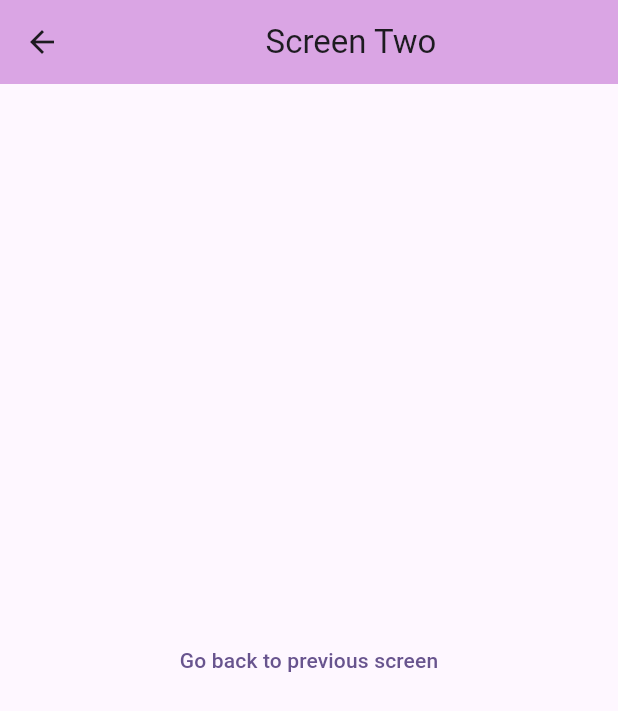
After one commit to saurabh0687/music_duniya, a Flutter app: the ScreenOne screen opened directly, after a tap on "Go to Screen two", on a phone screen of 412 x 824 dp. The commit adds this screen. Shown: the top 711 px of the screen. Run offline on Flutter 3.47's test engine with Material 2 defaults, Android fonts, the phone set to English and light mode, and no system bars; our stand-ins replace get.

Commit message:
Navigator in GetX

```diff
--- /dev/null
+++ b/lib/screenOne.dart
@@ -0,0 +1,36 @@
+import 'package:flutter/material.dart';
+import 'package:get/get.dart';
+import 'package:get/get_core/src/get_main.dart';
+import 'package:music_duniya/screen_two.dart';
+
+class ScreenOne extends StatefulWidget {
+  const ScreenOne({super.key,required this.name});
+  final String name;
+
+  @override
+  State<ScreenOne> createState() => _ScreenOneState();
+}
+
+class _ScreenOneState extends State<ScreenOne> {
+  @override
+  Widget build(BuildContext context) {
+    return Scaffold(
+      appBar: AppBar(
+   backgroundColor: const Color.fromARGB(255, 218, 165, 228),
+        title: Center(child: Text("Welcome "+ widget.name)),
+
+      ),
+      body: Column(
+        crossAxisAlignment: CrossAxisAlignment.center,
+        mainAxisAlignment: MainAxisAlignment.center,
+        children: [
+          Center(child: TextButton(child: Text("Go to Screen two"),onPressed: () {
+       // Navigator.pop(context);
+        // Get.back();
+        Get.to(ScreenTwo());
+          },),)
+        ]
+      )
+    );
+  }
+}
--- /dev/null
+++ b/lib/screen_two.dart
@@ -0,0 +1,32 @@
+import 'package:flutter/material.dart';
+import 'package:get/get.dart';
+
+class ScreenTwo extends StatefulWidget {
+  const ScreenTwo({super.key});
+
+  @override
+  State<ScreenTwo> createState() => _ScreenTwoState();
+}
+
+class _ScreenTwoState extends State<ScreenTwo> {
+  @override
+  Widget build(BuildContext context) {
+    return Scaffold(
+      appBar: AppBar(
+   backgroundColor: const Color.fromARGB(255, 218, 165, 228),
+        title: Center(child: Text("Screen Two")),
+
+      ),
+      body: Column(
+        crossAxisAlignment: CrossAxisAlignment.center,
+        mainAxisAlignment: MainAxisAlignment.center,
+        children: [
+          Center(child: TextButton(child: Text("Go back to previous screen"),onPressed: () {
+          //  Navigator.push(context, MaterialPageRoute(builder: ((context) => ScreenOne())));
+          Get.back();
+          },),)
+        ]
+      )
+    );
+  }
+}
```
Also changed, not shown: lib/home_screen.dart (+10 -46 lines).
